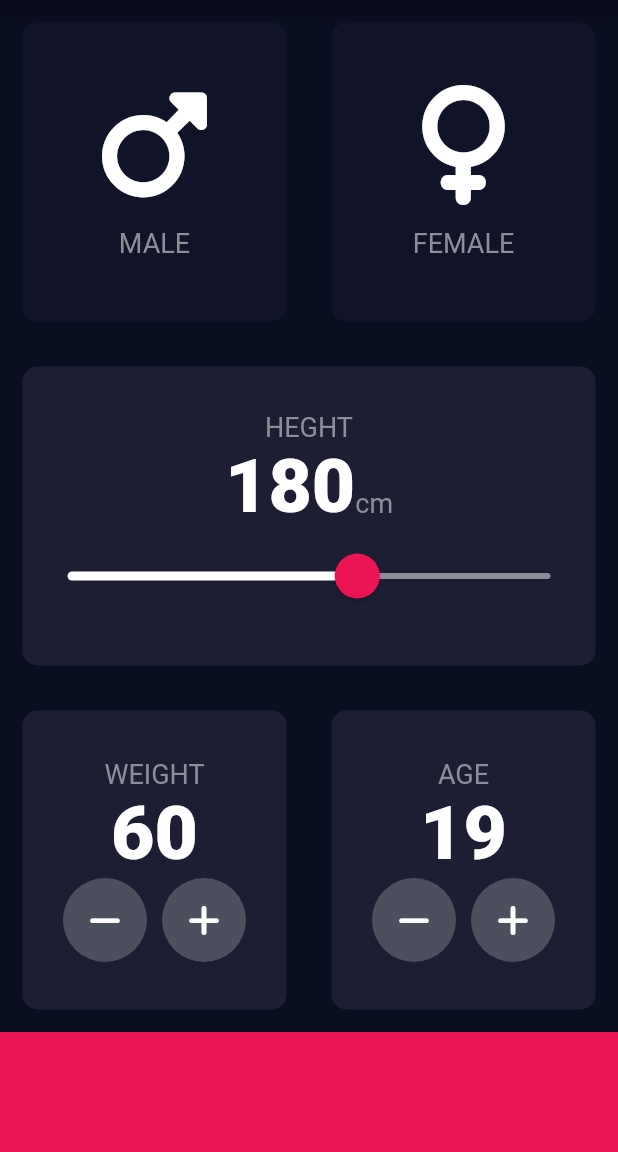
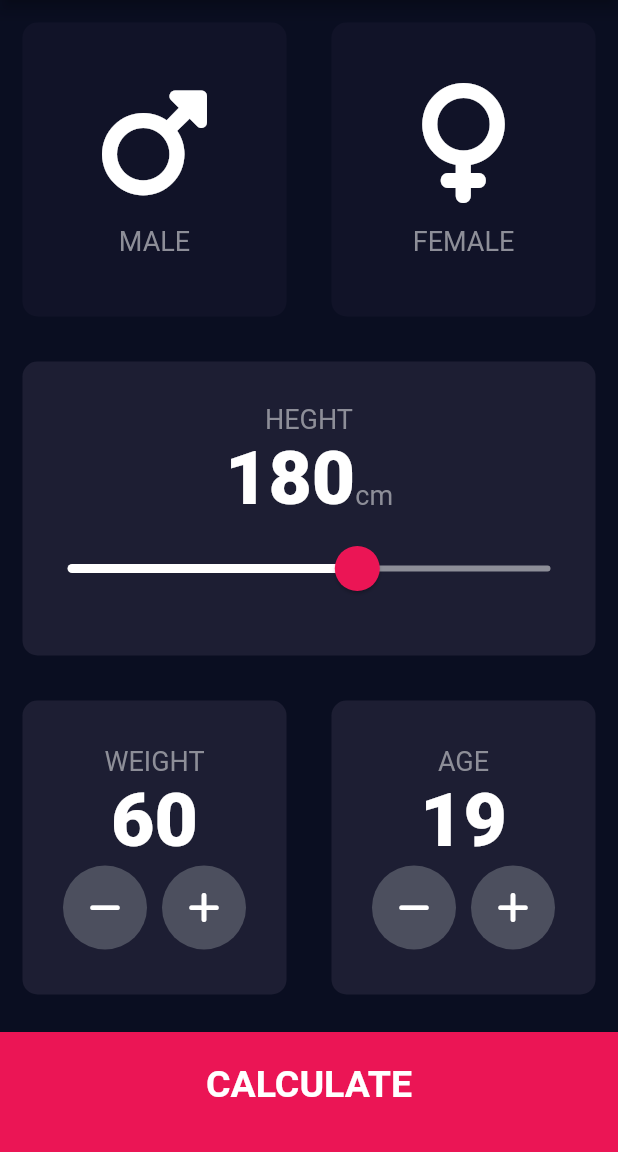
Before and after one commit to inodab/bmi_calculator, a Flutter app: the screen it shows after launch, on a phone screen of 412 x 824 dp, the part 84-1236 px from its top. Run offline on Flutter 3.47's test engine with Material 2 defaults, Android fonts, the phone set to English and light mode, and no system bars; our stand-ins replace font_awesome_flutter.

Commit message:
Finish BMI calculator

```diff
--- /dev/null
+++ b/lib/components/bottom_button.dart
@@ -0,0 +1,29 @@
+import 'package:flutter/material.dart';
+import '../constants.dart';
+
+class BottomButton extends StatelessWidget {
+  BottomButton({required this.onTap, required this.buttonTitle});
+
+  final Function() onTap;
+  final String buttonTitle;
+
+  @override
+  Widget build(BuildContext context) {
+    return GestureDetector(
+      onTap: onTap,
+      child: Container(
+        child: Center(
+          child: Text(
+            buttonTitle,
+            style: kLargeButtonTextStyle,
+          ),
+        ),
+        color: kBottomContainerColor,
+        margin: EdgeInsets.only(top: 10.0),
+        padding: EdgeInsets.only(bottom: 10.0),
+        width: double.infinity,
+        height: kBottomContainerHeight,
+      ),
+    );
+  }
+}
--- a/lib/icon_content.dart
+++ b/lib/components/icon_content.dart
@@ -1,5 +1,5 @@
 import 'package:flutter/material.dart';
-import 'constants.dart';
+import '../constants.dart';
 
 class IconContent extends StatelessWidget {
   IconContent({required this.icon, required this.label});
--- /dev/null
+++ b/lib/components/round_icon_button.dart
@@ -0,0 +1,22 @@
+import 'package:flutter/material.dart';
+
+class RoundIconButton extends StatelessWidget {
+  RoundIconButton({required this.icon, required this.onPressed});
+  final IconData icon;
+  final Function() onPressed;
+
+  @override
+  Widget build(BuildContext context) {
+    return RawMaterialButton(
+      onPressed: onPressed,
+      child: Icon(icon),
+      elevation: 0.0,
+      constraints: BoxConstraints.tightFor(
+        width: 56.0,
+        height: 56.0,
+      ),
+      shape: CircleBorder(),
+      fillColor: Color(0xFF4C4F5E),
+    );
+  }
+}
--- a/lib/main.dart
+++ b/lib/main.dart
@@ -1,5 +1,5 @@
 import 'package:flutter/material.dart';
-import 'input_page.dart';
+import 'screens/input_page.dart';
 
 void main() => runApp(BMICalculator());
 
--- a/lib/input_page.dart
+++ b/lib/screens/input_page.dart
@@ -1,8 +1,12 @@
 import 'package:flutter/material.dart';
 import 'package:font_awesome_flutter/font_awesome_flutter.dart';
-import 'icon_content.dart';
-import 'reusable_card.dart';
-import 'constants.dart';
+import '../components/icon_content.dart';
+import '../components/reusable_card.dart';
+import '../constants.dart';
+import 'results_page.dart';
+import '../components/bottom_button.dart';
+import '../components/round_icon_button.dart';
+import 'calculator_brain.dart';
 
 enum Gender {
   male,
@@ -214,34 +218,25 @@ class _InputPageState extends State<InputPage> {
               ],
             ),
           ),
-          Container(
-            color: kBottomContainerColor,
-            width: double.infinity,
-            height: kBottomContainerHeight,
+          BottomButton(
+            buttonTitle: 'CALCULATE',
+            onTap: () {
+              CalculatorBrain calc =
+                  CalculatorBrain(height: height, weight: weight);
+              Navigator.push(
+                context,
+                MaterialPageRoute(
+                  builder: (context) => ResultsPage(
+                    bmiResult: calc.calculateBMI(),
+                    resultText: calc.getResult(),
+                    interpretation: calc.getInterpretation(),
+                  ),
+                ),
+              );
+            },
           )
         ],
       ),
     );
   }
 }
-
-class RoundIconButton extends StatelessWidget {
-  RoundIconButton({required this.icon, required this.onPressed});
-  final IconData icon;
-  final Function() onPressed;
-
-  @override
-  Widget build(BuildContext context) {
-    return RawMaterialButton(
-      onPressed: onPressed,
-      child: Icon(icon),
-      elevation: 0.0,
-      constraints: BoxConstraints.tightFor(
-        width: 56.0,
-        height: 56.0,
-      ),
-      shape: CircleBorder(),
-      fillColor: Color(0xFF4C4F5E),
-    );
-  }
-}
```
Also changed, not shown: lib/constants.dart (+25 -0 lines), lib/screens/calculator_brain.dart (added, +34 -0 lines), lib/screens/results_page.dart (added, +71 -0 lines), lib/components/reusable_card.dart (renamed from lib/reusable_card.dart).
